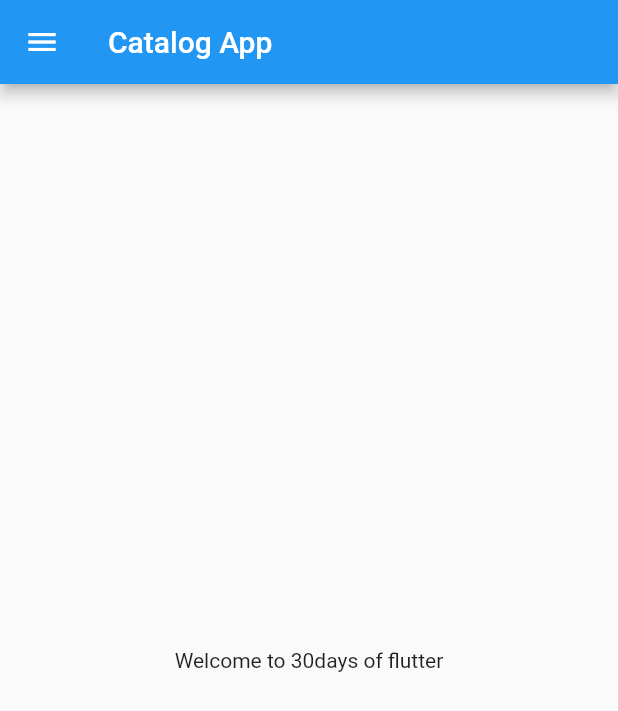
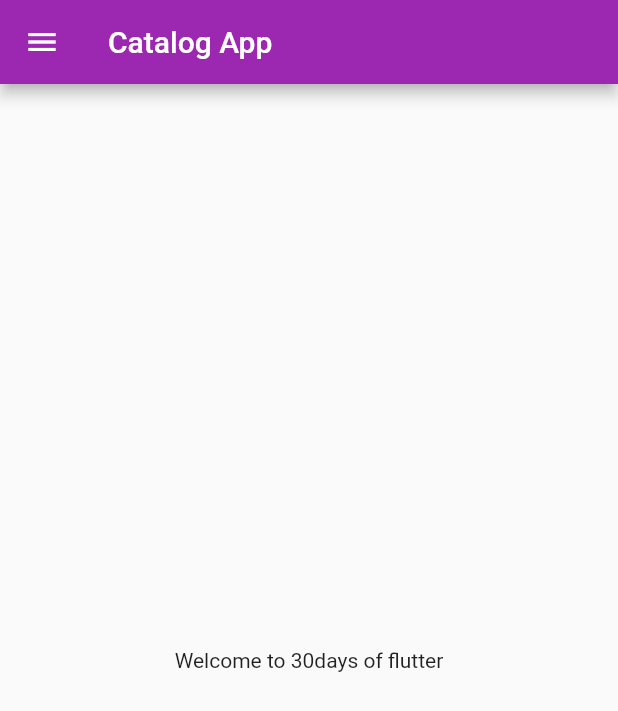
Before and after one commit to Shyamprasad07/30daysOfFlutter, a Flutter app: the screen it shows after launch, on a phone screen of 412 x 824 dp. Shown: the top 711 px of the screen. Run offline on Flutter 3.47's test engine with Material 2 defaults, Android fonts, the phone set to English and light mode, and no system bars.

Commit message:
day 3 complete

```diff
--- a/lib/home_page.dart
+++ /dev/null
@@ -1,19 +0,0 @@
-import 'package:flutter/material.dart';
-class HomePage extends StatelessWidget {
-  const HomePage({super.key});
-
-  @override
-  Widget build(BuildContext context) {
-    return Scaffold(
-      appBar: AppBar(
-        title: Text('Catalog App'),
-      ),
-      body: Center(
-        child: Container(
-          child: Text('Welcome to 30days of flutter'),
-        ),
-      ),
-      drawer: Drawer(),
-    );
-  }
-}
--- a/lib/main.dart
+++ b/lib/main.dart
@@ -1,5 +1,6 @@
 import 'package:flutter/material.dart';
-import 'package:flutter_catlog/home_page.dart';
+import 'package:flutter_catlog/pages/login_page.dart';
+import 'pages/home_page.dart';
 
 void main() {
   runApp(const MyApp());
@@ -11,7 +12,18 @@ class MyApp extends StatelessWidget {
   @override
   Widget build(BuildContext context) {
     return MaterialApp(
-      home: HomePage(),
+      themeMode: ThemeMode.light,
+      theme: ThemeData(primarySwatch: Colors.purple),
+      darkTheme: ThemeData(
+        brightness: Brightness.dark,
+      ),
+
+      initialRoute: "/home",
+      routes:{
+        "/":(context) => LoginPage(),
+        "/home":(context) => HomePage(),
+        "/Login":(context) => LoginPage(),
+      } ,
     );
   }
 }
```
Also changed, not shown: lib/pages/login_page.dart (added, +21 -0 lines).
